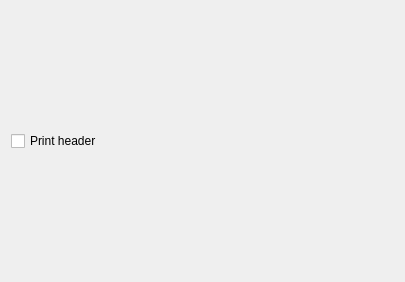
Above: src/OptPrintingDlg.ui from teclamat/qfsm before the change. Below: the same form after it.
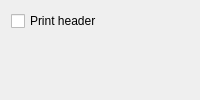
That is the form after the change.

Commit message: Fix Options dialog

Patch:
```diff
--- a/src/OptPrintingDlg.ui
+++ b/src/OptPrintingDlg.ui
@@ -2,19 +2,14 @@
 <ui version="4.0">
  <author>Stefan Duffner</author>
  <class>OptPrintingDlg</class>
- <widget class="QDialog" name="OptPrintingDlg">
-  <property name="geometry">
-   <rect>
-    <x>0</x>
-    <y>0</y>
-    <width>405</width>
-    <height>282</height>
-   </rect>
+ <widget class="QWidget" name="OptPrintingDlg">
+  <property name="sizePolicy">
+   <sizepolicy hsizetype="Expanding" vsizetype="Expanding">
+    <horstretch>0</horstretch>
+    <verstretch>0</verstretch>
+   </sizepolicy>
   </property>
-  <property name="windowTitle">
-   <string>Printing</string>
-  </property>
-  <layout class="QHBoxLayout">
+  <layout class="QVBoxLayout" name="verticalLayout">
    <item>
     <widget class="QCheckBox" name="cb_print_header">
      <property name="text">
@@ -22,6 +17,19 @@
      </property>
     </widget>
    </item>
+   <item>
+    <spacer name="verticalSpacer">
+     <property name="orientation">
+      <enum>Qt::Vertical</enum>
+     </property>
+     <property name="sizeHint" stdset="0">
+      <size>
+       <width>20</width>
+       <height>40</height>
+      </size>
+     </property>
+    </spacer>
+   </item>
   </layout>
  </widget>
  <layoutdefault spacing="6" margin="11"/>
```
The commit also changes 19 other files.
